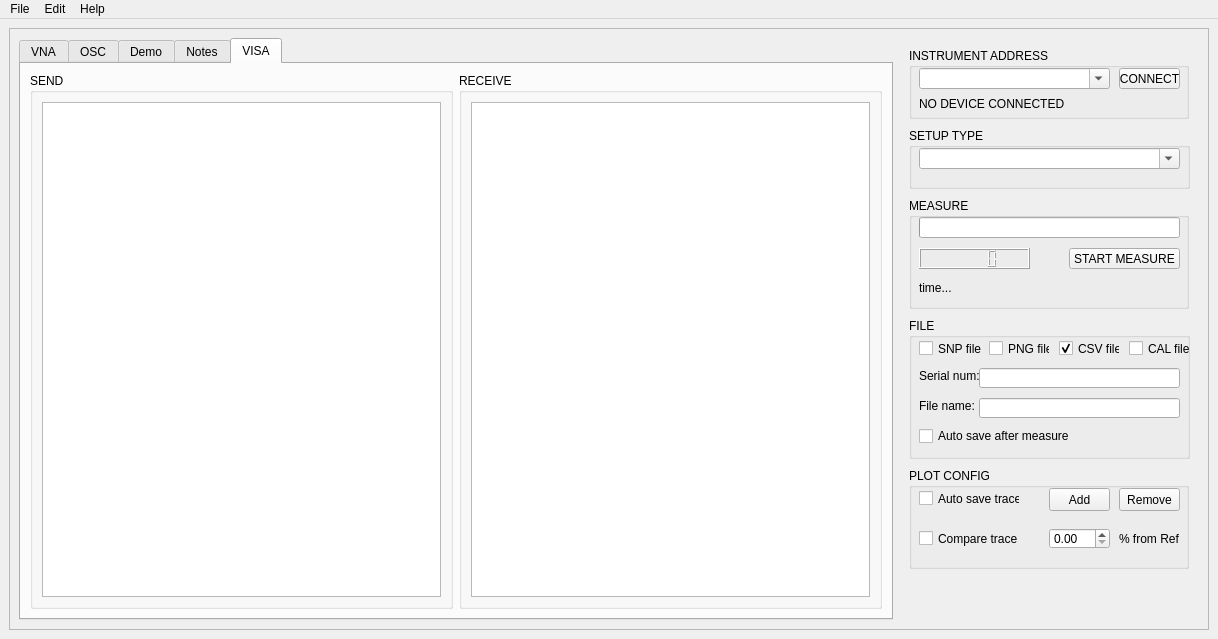
The window that src/user_gui/user_gui.ui (joeldrc/lab-visa-gui) describes before a commit, drawn with Qt 5.
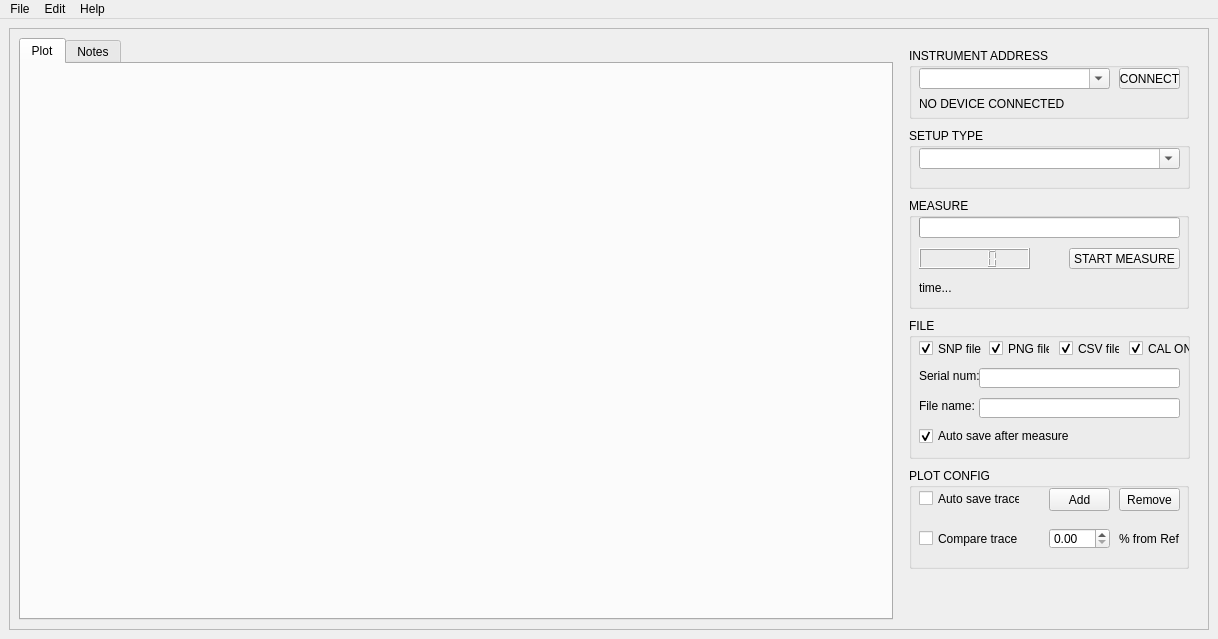
The same window after the commit. The open tabs and pages were chosen to show the change. Icons and pictures are not drawn.

The edit to the form file:
```diff
--- a/src/user_gui/user_gui.ui
+++ b/src/user_gui/user_gui.ui
@@ -212,6 +212,9 @@
            <property name="text">
             <string>Auto save after measure</string>
            </property>
+           <property name="checked">
+            <bool>true</bool>
+           </property>
           </widget>
           <widget class="QCheckBox" name="cal_file">
            <property name="geometry">
@@ -223,7 +226,10 @@
             </rect>
            </property>
            <property name="text">
-            <string>CAL file</string>
+            <string>CAL ON</string>
+           </property>
+           <property name="checked">
+            <bool>true</bool>
            </property>
           </widget>
           <widget class="QCheckBox" name="snp_file">
@@ -238,6 +244,9 @@
            <property name="text">
             <string>SNP file</string>
            </property>
+           <property name="checked">
+            <bool>true</bool>
+           </property>
           </widget>
           <widget class="QCheckBox" name="csv_file">
            <property name="geometry">
@@ -267,6 +276,9 @@
            <property name="text">
             <string>PNG file</string>
            </property>
+           <property name="checked">
+            <bool>true</bool>
+           </property>
           </widget>
          </widget>
          <widget class="QGroupBox" name="remoteConnectionBox">
@@ -454,7 +466,7 @@
          </property>
          <widget class="QWidget" name="vna">
           <attribute name="title">
-           <string>VNA</string>
+           <string>Plot</string>
           </attribute>
           <layout class="QGridLayout" name="gridLayout_3">
            <item row="0" column="0">
@@ -462,26 +474,6 @@
            </item>
           </layout>
          </widget>
-         <widget class="QWidget" name="osc">
-          <attribute name="title">
-           <string>OSC</string>
-          </attribute>
-          <layout class="QGridLayout" name="gridLayout_4">
-           <item row="0" column="0">
-            <layout class="QVBoxLayout" name="osc_plot"/>
-           </item>
-          </layout>
-         </widget>
-         <widget class="QWidget" name="demo">
-          <attribute name="title">
-           <string>Demo</string>
-          </attribute>
-          <layout class="QGridLayout" name="gridLayout_2">
-           <item row="0" column="0">
-            <layout class="QVBoxLayout" name="demo_plot"/>
-           </item>
-          </layout>
-         </widget>
          <widget class="QWidget" name="notes">
           <attribute name="title">
            <string>Notes</string>
@@ -492,49 +484,6 @@
            </item>
           </layout>
          </widget>
-         <widget class="QWidget" name="visa">
-          <attribute name="title">
-           <string>VISA</string>
-          </attribute>
-          <layout class="QHBoxLayout" name="horizontalLayout">
-           <item>
-            <widget class="QGroupBox" name="otherOptionsBox_4">
-             <property name="minimumSize">
-              <size>
-               <width>280</width>
-               <height>0</height>
-              </size>
-             </property>
-             <property name="title">
-              <string>SEND</string>
-             </property>
-             <layout class="QVBoxLayout" name="verticalLayout">
-              <item>
-               <widget class="QTextEdit" name="textEdit_4"/>
-              </item>
-             </layout>
-            </widget>
-           </item>
-           <item>
-            <widget class="QGroupBox" name="otherOptionsBox_3">
-             <property name="minimumSize">
-              <size>
-               <width>280</width>
-               <height>0</height>
-              </size>
-             </property>
-             <property name="title">
-              <string>RECEIVE</string>
-             </property>
-             <layout class="QVBoxLayout" name="verticalLayout_2">
-              <item>
-               <widget class="QTextEdit" name="visa_send"/>
-              </item>
-             </layout>
-            </widget>
-           </item>
-          </layout>
-         </widget>
         </widget>
        </item>
       </layout>
```
Left out of the diff: 2 changed lines with no effect on the pictures.
